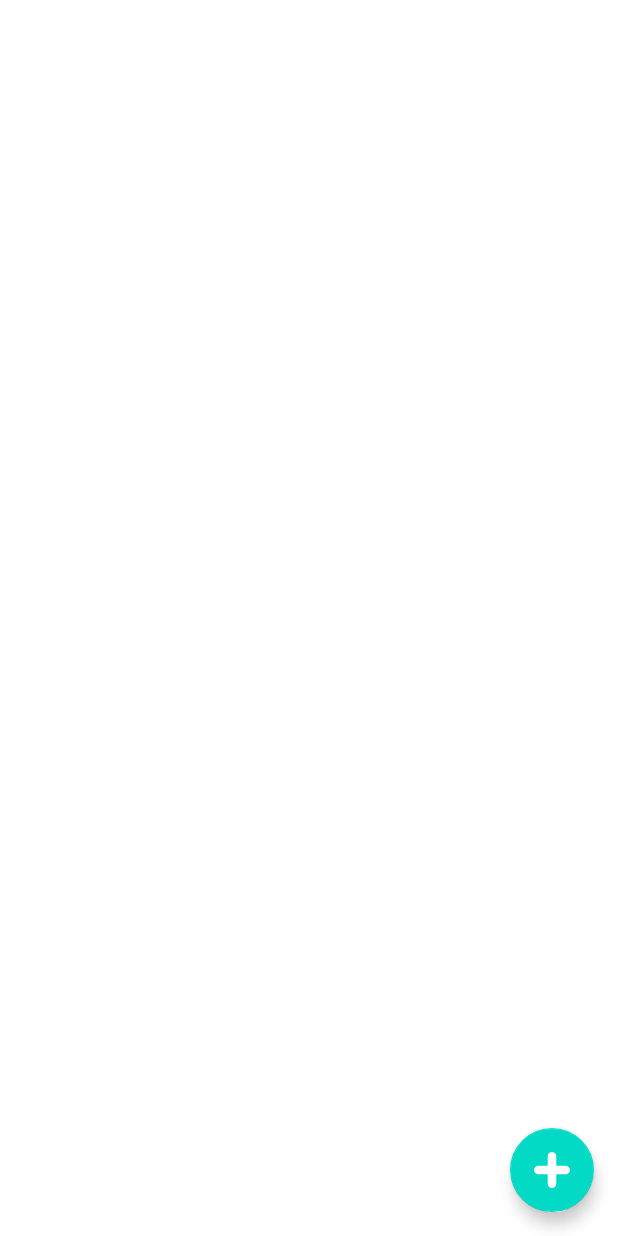
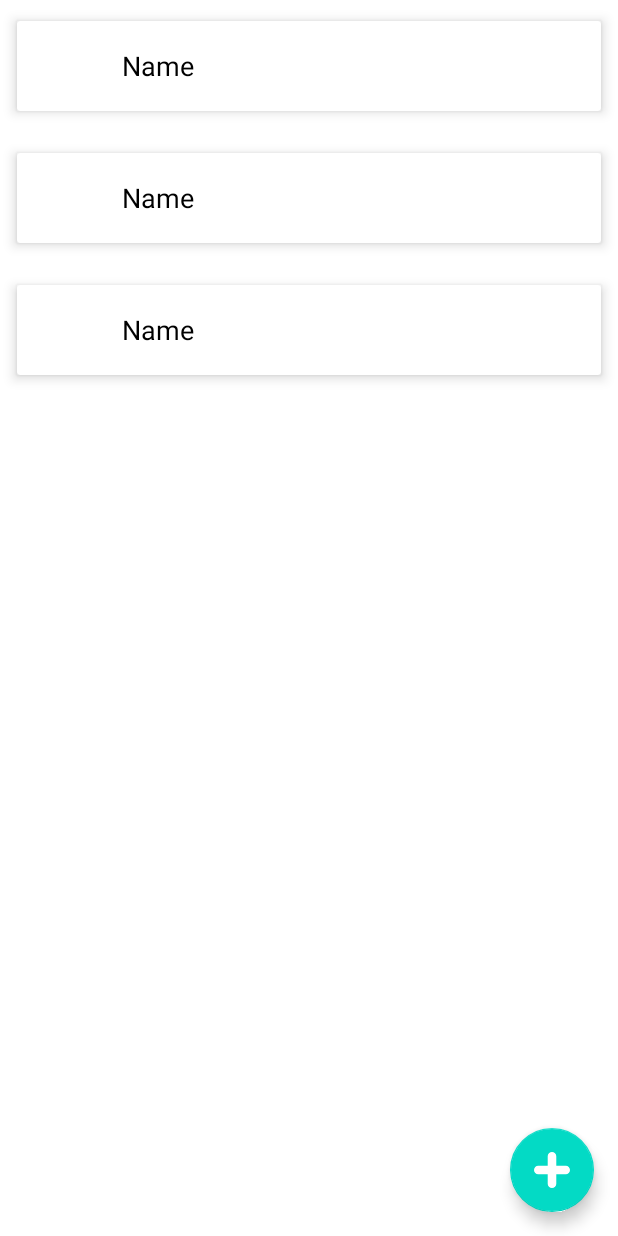
Before and after one commit to nirajsinghapr9/traceX, an Android app: the layout activity_main.xml on its own in the app's theme, with its tools: preview values and no code run, on a phone screen of 412 x 824 dp. Run offline under Robolectric (Android 15) with nearby library versions, the phone set to English and light mode, and no system bars.

Commit message:
item recycleview

```diff
--- a/app/build.gradle
+++ b/app/build.gradle
@@ -38,4 +38,6 @@ dependencies {
     testImplementation 'junit:junit:4.13.2'
     androidTestImplementation 'androidx.test.ext:junit:1.1.3'
     androidTestImplementation 'androidx.test.espresso:espresso-core:3.4.0'
+
+    implementation 'com.amulyakhare:com.amulyakhare.textdrawable:1.0.1'
 }
--- a/app/src/main/res/layout/activity_main.xml
+++ b/app/src/main/res/layout/activity_main.xml
@@ -1,6 +1,5 @@
 <?xml version="1.0" encoding="utf-8"?>
 <layout xmlns:android="http://schemas.android.com/apk/res/android"
-    xmlns:app="http://schemas.android.com/apk/res-auto"
     xmlns:tools="http://schemas.android.com/tools"
     android:layout_width="match_parent"
     android:layout_height="match_parent"
@@ -25,12 +24,8 @@
         <androidx.recyclerview.widget.RecyclerView
             android:id="@+id/recyclerView"
             android:layout_width="match_parent"
-        android:layout_height="451dp"
-        android:layout_weight="1"
-        android:paddingLeft="10dp"
-        android:paddingRight="10dp"
-        android:scrollbarStyle="outsideOverlay"
-        android:scrollbars="vertical" />
+            android:layout_height="match_parent"
+            tools:listitem="@layout/item_recylerview" />
     </RelativeLayout>
 
 </layout>
--- /dev/null
+++ b/app/src/main/res/layout/item_recylerview.xml
@@ -0,0 +1,39 @@
+<?xml version="1.0" encoding="utf-8"?>
+<RelativeLayout xmlns:android="http://schemas.android.com/apk/res/android"
+    xmlns:app="http://schemas.android.com/apk/res-auto"
+    android:layout_width="match_parent"
+    android:layout_height="wrap_content">
+
+    <androidx.cardview.widget.CardView
+        android:layout_width="match_parent"
+        android:layout_height="wrap_content"
+        android:layout_margin="5dp"
+        app:cardElevation="5dp"
+        app:cardUseCompatPadding="true">
+
+        <RelativeLayout
+            android:layout_width="match_parent"
+            android:layout_height="wrap_content">
+
+            <ImageView
+                android:id="@+id/image_view"
+                android:layout_width="60dp"
+                android:layout_height="60dp" />
+
+            <TextView
+                android:layout_width="wrap_content"
+                android:layout_height="wrap_content"
+                android:layout_centerVertical="true"
+                android:layout_marginStart="10dp"
+                android:layout_marginEnd="10dp"
+                android:layout_toEndOf="@id/image_view"
+                android:maxLines="1"
+                android:text="Name"
+                android:textColor="@color/black"
+                android:textSize="18sp" />
+
+        </RelativeLayout>
+
+    </androidx.cardview.widget.CardView>
+
+</RelativeLayout>
```
Lines whose indentation alone changed are shown as unchanged.
